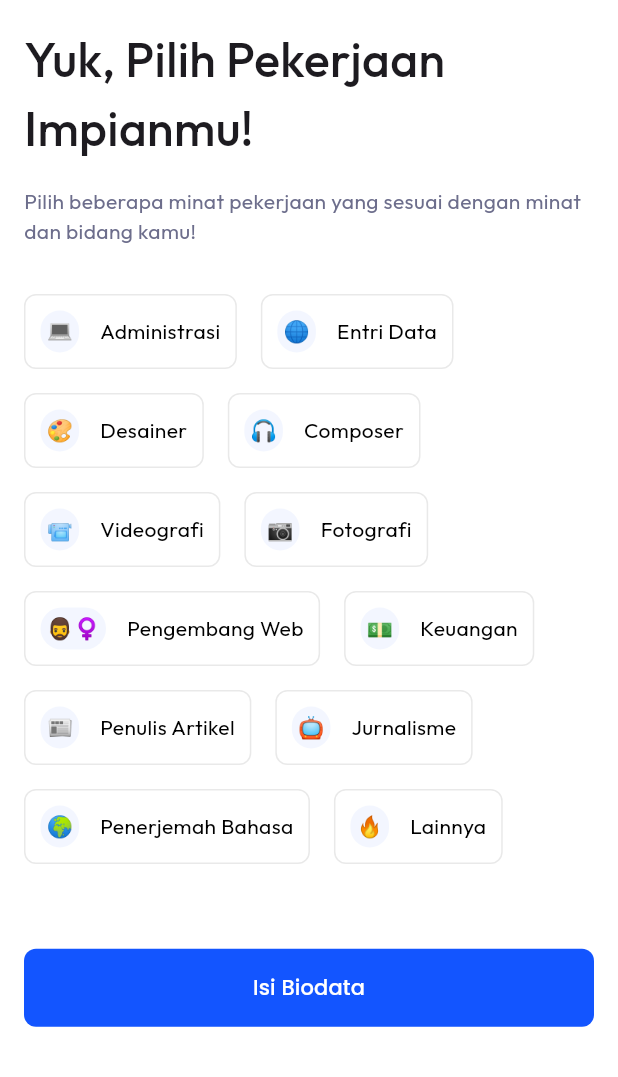
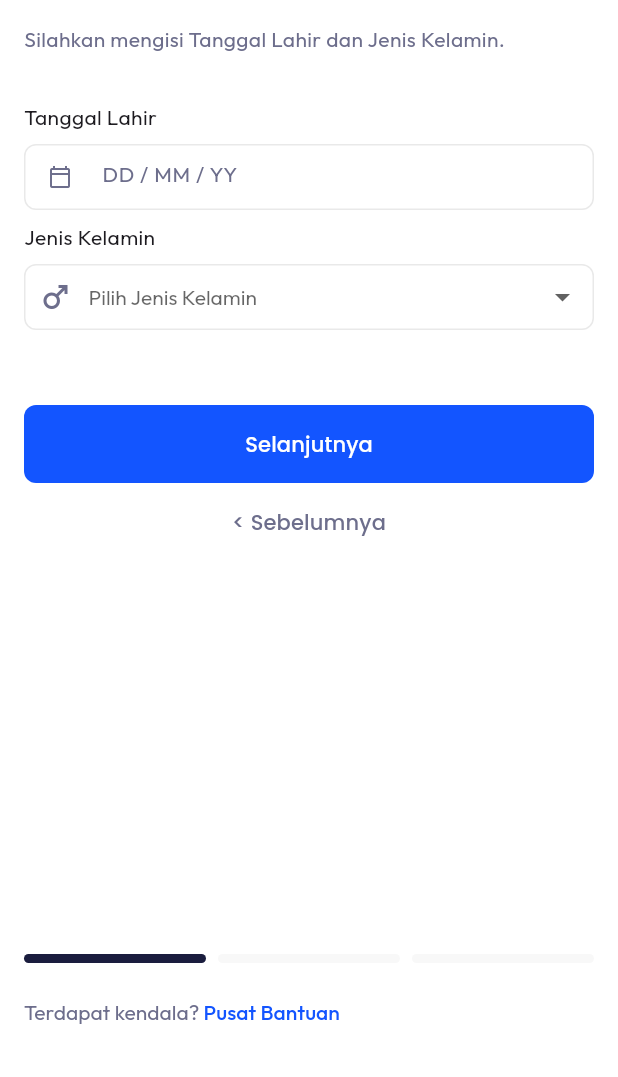
Before and after one commit to indahgithaa/includemy, a Flutter app: the DreamJobsPage screen opened directly, after a tap on "Isi Biodata", on a phone screen of 412 x 824 dp, the part 159-1236 px from its top. Run offline on Flutter 3.47's test engine with Material 3 defaults, Android fonts, the phone set to English and light mode, and no system bars; our stand-ins replace flutter_svg, google_fonts.

```diff
--- a/lib/pages/halaman_registrasi/pilih_pekerjaan_impian.dart
+++ b/lib/pages/halaman_registrasi/pilih_pekerjaan_impian.dart
@@ -4,6 +4,7 @@ import 'package:google_fonts/google_fonts.dart';
 import 'package:includemy/styles/color_styles.dart';
 import '../widgets/chip_options.dart';
 import '../widgets/buttons.dart';
+import './pilih_tanggal_lahir.dart';
 
 class DreamJobsPage extends StatefulWidget {
   const DreamJobsPage({super.key});
@@ -79,7 +80,7 @@ class _DreamJobsPageState extends State<DreamJobsPage> {
                 child: Buttons(
                   text: "Isi Biodata",
                   onClicked: (){
-                    //Navigator.push(context, MaterialPageRoute(builder: (context) => DreamJobsPage()));
+                    Navigator.push(context, MaterialPageRoute(builder: (context) => PilihTanggalLahirPage()));
                   },
                   width: MediaQuery.of(context).size.width,
                   backgroundColor: ColorStyles.primary,
--- a/lib/pages/halaman_registrasi/pilih_tanggal_lahir.dart
+++ b/lib/pages/halaman_registrasi/pilih_tanggal_lahir.dart
@@ -0,0 +1,167 @@
+import 'package:flutter/gestures.dart';
+import 'package:flutter/material.dart';
+import 'package:flutter_svg/flutter_svg.dart';
+import 'package:google_fonts/google_fonts.dart';
+import 'package:includemy/styles/color_styles.dart';
+import '../widgets/text_fields.dart';
+import '../widgets/password_fields.dart';
+import '../widgets/buttons.dart';
+import '../widgets/pageViewIndicator.dart';
+import './pilih_pekerjaan_terakhir.dart';
+
+class PilihTanggalLahirPage extends StatefulWidget {
+  const PilihTanggalLahirPage({super.key});
+
+  @override
+  State<PilihTanggalLahirPage> createState() => _PilihTanggalLshirPageState();
+}
+
+class _PilihTanggalLshirPageState extends State<PilihTanggalLahirPage> {
+  TextEditingController birthDateController = TextEditingController();
+  String? _selectedGender;
+  List<String> genders = ["Perempuan", "Laki-laki"];
+
+  @override
+  Widget build(BuildContext context) {
+    return Scaffold(
+      backgroundColor: ColorStyles.white,
+      body: SingleChildScrollView(
+        child: Padding(
+          padding: const EdgeInsets.all(16),
+          child: SizedBox(
+            height: MediaQuery.of(context).size.height - 50,
+            child: Column(
+              crossAxisAlignment: CrossAxisAlignment.start,
+              children: [
+                SizedBox(height: 50),
+                SvgPicture.asset('assets/logo.svg'),
+                SizedBox(height: 16,),
+                Text(
+                  "Silahkan mengisi Tanggal Lahir dan Jenis Kelamin.",
+                  style: GoogleFonts.outfit(
+                    fontSize: 14,
+                    color: ColorStyles.greyText,
+                  ),
+                ),
+                SizedBox(height: 32,),
+                Text(
+                  "Tanggal Lahir",
+                  style: GoogleFonts.outfit(
+                    fontSize: 14,
+                  ),
+                ),
+                SizedBox(height: 8,),
+                TextFields(
+                  textEditingController: birthDateController,
+                  text: "DD / MM / YY",
+                  textInputType: TextInputType.datetime,
+                  icon: Icon(Icons.calendar_today_outlined, color: ColorStyles.greyText, size: 16,)
+                ),
+                SizedBox(height: 8,),
+                Text(
+                  "Jenis Kelamin",
+                  style: GoogleFonts.outfit(
+                    fontSize: 14,
+                  ),
+                ),
+                SizedBox(height: 8,),
+                Container(
+                  decoration: BoxDecoration(
+                    border: Border.all(color: ColorStyles.greyOutline),
+                    borderRadius: BorderRadius.circular(8)
+                  ),
+                  padding: EdgeInsets.all(8),
+                  height: 44,
+                  child: Row(
+                    children: [
+                      Icon(
+                        _selectedGender == "Perempuan" ? Icons.female : _selectedGender == "Laki-laki" ? Icons.male : Icons.male,
+                        color: ColorStyles.greyText,
+                      ),
+                      SizedBox(width:10),
+                      Expanded(
+                        child: DropdownButton<String>(
+                        hint: Text("Pilih Jenis Kelamin"),
+                        items: genders.map((String gender) {
+                          return DropdownMenuItem<String>(
+                            value: gender,
+                            child: Text(gender),
+                          );
+                        }).toList(),
+                        value: _selectedGender,
+                        onChanged: (String? newValue) {
+                          setState(() {
+                            _selectedGender = newValue;
+                          });
+                        },
+                        isExpanded: true,
+                        style: GoogleFonts.outfit(
+                          fontSize: 14,
+                          color: ColorStyles.greyText,
+                        ),
+                        underline: Container(),
+                        itemHeight: kMinInteractiveDimension,
+                                            ),
+                      ),
+                    ],
+                  ),
+                ),
+                SizedBox(height: 16,),
+                SizedBox(height: 34,),
+                Buttons(
+                  text: "Selanjutnya",
+                  onClicked: (){
+                     Navigator.push(context, MaterialPageRoute(builder: (context) => PilihPekerjaanTerakhir()));
+                  },
+                  width: MediaQuery.of(context).size.width,
+                  backgroundColor: ColorStyles.primary,
+                  fontColor: Colors.white,
+                ),
+                Buttons(
+                  text: "< Sebelumnya",
+                  onClicked: (){},
+                  width: MediaQuery.of(context).size.width,
+                  backgroundColor: ColorStyles.white,
+                  fontColor: ColorStyles.greyText,
+                ),
+                Expanded(
+                  child: Container(),
+                ),
+                Column(
+                  crossAxisAlignment: CrossAxisAlignment.start,
+                  children: [
+                    PageViewIndicators(
+                      indicator1: ColorStyles.selectionBlack,
+                      indicator2: ColorStyles.greyBg,
+                      indicator3: ColorStyles.greyBg
+                    ),
+                    SizedBox(height: 24),
+                    RichText(
+                      text: TextSpan(
+                        text: "Terdapat kendala? ",
+                        style: GoogleFonts.outfit(
+                          color: ColorStyles.greyText,
+                          fontSize: 14
+                        ),
+                        children: [
+                          TextSpan(
+                            text: "Pusat Bantuan",
+                            style: GoogleFonts.outfit(
+                              color: ColorStyles.primary,
+                              fontWeight: FontWeight.w500
+                            ),
+                          //  recognizer: TapGestureRecognizer() ..onTap = () => Navigator.pushReplacement(context, MaterialPageRoute(builder: (context) => SignupPage())),
+                          )
+                        ]
+                      )
+                    ),
+                  ],
+                ),
+              ],
+            ),
+          ),
+        ),
+      ),
+    );
+  }
+}
--- /dev/null
+++ b/lib/pages/widgets/pageViewIndicator.dart
@@ -0,0 +1,60 @@
+import 'package:flutter/material.dart';
+import 'package:google_fonts/google_fonts.dart';
+import 'package:includemy/styles/color_styles.dart';
+import 'package:flutter_svg/flutter_svg.dart';
+
+class PageViewIndicators extends StatefulWidget {
+  final Color indicator1;
+  final Color indicator2;
+  final Color indicator3;
+
+  const PageViewIndicators({
+    Key? key,
+    required this.indicator1,
+    required this.indicator2,
+    required this.indicator3
+    });
+
+  @override
+  State<PageViewIndicators> createState() => _PageViewIndicatorState();
+}
+
+class _PageViewIndicatorState extends State<PageViewIndicators> {
+  @override
+  Widget build(BuildContext context) {
+    return Container(
+      height: 6,
+      width: MediaQuery.of(context).size.width,
+      child: Row(
+        children: [
+          Expanded(
+            child: Container(
+              decoration: BoxDecoration(
+                color: widget.indicator1,
+                borderRadius: BorderRadius.circular(8)
+              ),
+            )
+          ),
+          SizedBox(width: 8,),
+          Expanded(
+            child: Container(
+              decoration: BoxDecoration(
+                color: widget.indicator2,
+                borderRadius: BorderRadius.circular(8)
+              ),
+            )
+          ),
+          SizedBox(width: 8,),
+          Expanded(
+            child: Container(
+              decoration: BoxDecoration(
+                color: widget.indicator3,
+                borderRadius: BorderRadius.circular(8)
+              ),
+            )
+          ),
+        ],
+      ),
+    );
+  }
+}
```
Also changed, not shown: lib/pages/halaman_registrasi/pilih_pekerjaan_terakhir.dart (+203 -0 lines), 1 other file.
